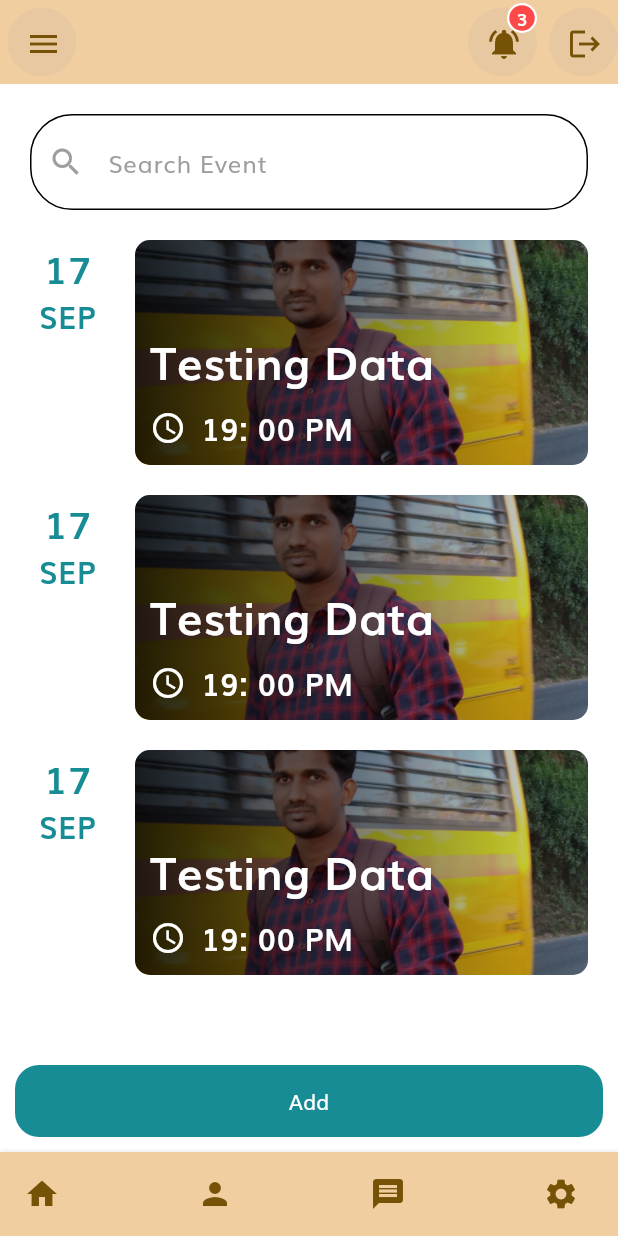
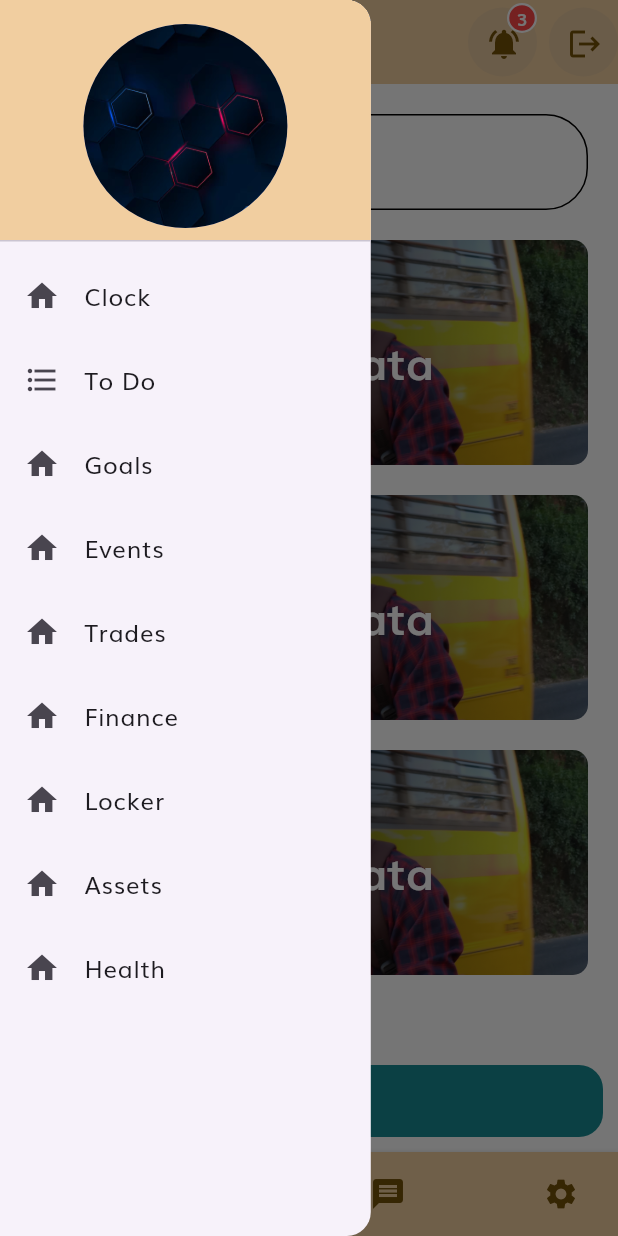
Before and after one commit to sran307/aime_app, a Flutter app: the EventList screen opened directly, with the side drawer open (before the commit the screen has no drawer), on a phone screen of 412 x 824 dp. Run offline on Flutter 3.47's test engine with Material 3 defaults, Android fonts, the phone set to English and light mode, and no system bars; drawn by our look-alikes of bottom_navy_bar; our stand-ins replace awesome_notifications, connectivity_plus, datetime_picker_formfield_new, device_info_plus, flutter_animate, flutter_spinkit and 8 more; accounts and stored records are empty; network calls fail; project files that could hold a hidden picture were left out.

Commit message:
drawer completed

```diff
--- a/aime_app/lib/constants/drawer.dart
+++ b/aime_app/lib/constants/drawer.dart
@@ -1,5 +1,16 @@
 import 'package:flutter/material.dart';
 import 'package:dailyme/constants/constants.dart';
+import 'package:get/get.dart';
+import 'package:dailyme/screens/todo/ToDoList.dart';
+import 'package:flutter_animate/flutter_animate.dart';
+import 'package:dailyme/services/notificartion.dart';
+import 'package:awesome_notifications/awesome_notifications.dart';
+import 'package:dailyme/screens/stocks/stockHome.dart';
+import 'package:dailyme/screens/assets/assets.dart';
+import 'package:dailyme/screens/events/EventList.dart';
+import 'package:dailyme/screens/goals/goals.dart';
+import 'package:dailyme/screens/locker/LockerIndex.dart';
+import 'package:dailyme/screens/Home.dart';
 
 class drawer extends StatelessWidget {
   const drawer({super.key});
@@ -16,21 +27,76 @@ class drawer extends StatelessWidget {
                 decoration: BoxDecoration(
                   color: barColor,
                 ),
-                child: Text(
-                  'Menu',
-                  style: TextStyle(
-                    color: Colors.white,
-                    fontSize: 24,
-                  ),
+
+                child: CircleAvatar(
+                    backgroundImage: AssetImage('assets/images/bg.jpg'),
+                    radius: 20.0,
                 ),
+
               ),
               ListTile(
                 leading: Icon(Icons.home),
-                title: Text('Home'),
+                title: Text('Clock'),
+                onTap:(){
+                  // Get.to
+                }
+              ),
+              ListTile(
+                leading: Icon(Icons.format_list_bulleted),
+                title: Text('To Do'),
                 onTap: () {
-                  // Handle the home action
+                  Get.to(ToDoList(), transition: Transition.zoom);
                 },
               ),
+              ListTile(
+                leading: Icon(Icons.home),
+                title: const Text('Goals'),
+                onTap:(){
+                  Get.to(Goal(), transition:Transition.circularReveal);
+                }
+              ),
+              ListTile(
+                leading: Icon(Icons.home),
+                title: const Text('Events'),
+                onTap: (){
+                  Get.to(EventList(), transition:Transition.circularReveal);
+                }
+              ),
+              ListTile(
+                leading: Icon(Icons.home),
+                title: const Text('Trades'),
+                onTap:(){
+                  Get.to(stockHome(), transition:Transition.circularReveal);
+                }
+              ),
+              ListTile(
+                leading: Icon(Icons.home),
+                title: const Text('Finance'),
+                onTap:(){
+
+                }
+              ),
+              ListTile(
+                leading: Icon(Icons.home),
+                title: const Text('Locker'),
+                onTap:(){
+                  Get.to(LockerIndex(), transition:Transition.circularReveal);
+                }
+              ),
+              ListTile(
+                leading: Icon(Icons.home),
+                title: const Text('Assets'),
+                onTap: (){
+                  Get.to(Assets(), transition: Transition.circularReveal);
+                }
+              ),
+              ListTile(
+                leading: Icon(Icons.home),
+                title: const Text('Health'),
+                onTap:(){
+
+                }
+              )
             ],
           ),
         ),
--- a/aime_app/lib/screens/Home.dart
+++ b/aime_app/lib/screens/Home.dart
@@ -4,6 +4,7 @@ import 'package:dailyme/screens/home/UserSection.dart';
 import 'package:dailyme/screens/home/Utilities.dart';
 import 'package:jwt_decoder/jwt_decoder.dart';
 import 'package:dailyme/constants/appBar.dart';
+import 'package:dailyme/constants/drawer.dart';
 import 'package:dailyme/constants/drawer.dart';
 import 'package:dailyme/constants/navBar/CustomBottomNavBar.dart';
 import 'package:dailyme/constants/constants.dart';
--- a/aime_app/lib/screens/assets/assets.dart
+++ b/aime_app/lib/screens/assets/assets.dart
@@ -1,4 +1,5 @@
 import 'package:dailyme/constants/appBar.dart';
+import 'package:dailyme/constants/drawer.dart';
 import 'package:dailyme/constants/constants.dart';
 import 'package:dailyme/constants/navBar/CustomBottomNavBar.dart';
 import 'package:flutter/material.dart';
@@ -16,6 +17,7 @@ class _Assets extends State<Assets> {
   Widget build(BuildContext context) {
     return Scaffold(
       appBar: const CustomAppBar(),
+      drawer: const drawer(),
       body: SafeArea(child: Card(
         elevation: 5.0,
           color: bg1,
--- a/aime_app/lib/screens/events/EventList.dart
+++ b/aime_app/lib/screens/events/EventList.dart
@@ -1,6 +1,7 @@
 import 'package:dailyme/screens/events/EventItem.dart';
 import 'package:dailyme/constants/animations/FadeAnimation.dart';
 import 'package:dailyme/constants/appBar.dart';
+import 'package:dailyme/constants/drawer.dart';
 import 'package:dailyme/constants/navBar/CustomBottomNavBar.dart';
 import 'package:dailyme/screens/events/eventForm.dart';
 import 'package:flutter/material.dart';
@@ -19,6 +20,7 @@ class _EventListState extends State<EventList> {
   Widget build(BuildContext context) {
     return Scaffold(
       appBar: const CustomAppBar(),
+      drawer: const drawer(),
       body: Stack(
         children: [
           SafeArea(
--- a/aime_app/lib/screens/locker/LockerIndex.dart
+++ b/aime_app/lib/screens/locker/LockerIndex.dart
@@ -1,4 +1,5 @@
 import 'package:dailyme/constants/appBar.dart';
+import 'package:dailyme/constants/drawer.dart';
 import 'package:dailyme/screens/locker/LockerForm.dart';
 import 'package:flutter/material.dart';
 import 'package:dailyme/constants/constants.dart';
@@ -18,6 +19,7 @@ class _LockerIndexState extends State<LockerIndex> {
   Widget build(BuildContext context) {
     return Scaffold(
       appBar: const CustomAppBar(),
+      drawer: const drawer(),
       body: const SafeArea(
         child: SingleChildScrollView(
           padding: EdgeInsets.all(5.0),
--- a/aime_app/lib/screens/stocks/LongStocks.dart
+++ b/aime_app/lib/screens/stocks/LongStocks.dart
@@ -3,6 +3,7 @@ import 'package:dailyme/screens/stocks/stockHome.dart';
 import 'package:flutter/material.dart';
 import 'package:dailyme/constants/constants.dart';
 import 'package:dailyme/constants/appBar.dart';
+import 'package:dailyme/constants/drawer.dart';
 import 'package:dailyme/constants/navBar/CustomBottomNavBar.dart';
 
 import 'dart:async';
@@ -64,6 +65,7 @@ class _LongStocksState extends State<LongStocks> {
   Widget build(BuildContext context) {
     return Scaffold(
       appBar: const CustomAppBar(),
+      drawer: const drawer(),
       body: SafeArea(
         child: Card(
           elevation: 5.0,
--- a/aime_app/lib/screens/stocks/PennyStocks.dart
+++ b/aime_app/lib/screens/stocks/PennyStocks.dart
@@ -3,6 +3,7 @@ import 'package:dailyme/screens/stocks/stockHome.dart';
 import 'package:flutter/material.dart';
 import 'package:dailyme/constants/constants.dart';
 import 'package:dailyme/constants/appBar.dart';
+import 'package:dailyme/constants/drawer.dart';
 import 'package:dailyme/constants/navBar/CustomBottomNavBar.dart';
 
 import 'dart:async';
@@ -64,6 +65,7 @@ class _PennyStocksState extends State<PennyStocks> {
   Widget build(BuildContext context) {
     return Scaffold(
       appBar: const CustomAppBar(),
+      drawer: const drawer(),
       body: SafeArea(
         child: Card(
           elevation: 5.0,
--- a/aime_app/lib/screens/stocks/ScreenStocks.dart
+++ b/aime_app/lib/screens/stocks/ScreenStocks.dart
@@ -3,6 +3,7 @@ import 'package:dailyme/screens/stocks/stockHome.dart';
 import 'package:flutter/material.dart';
 import 'package:dailyme/constants/constants.dart';
 import 'package:dailyme/constants/appBar.dart';
+import 'package:dailyme/constants/drawer.dart';
 import 'package:dailyme/constants/navBar/CustomBottomNavBar.dart';
 
 import 'dart:async';
@@ -65,6 +66,7 @@ class _ScreenStocksState extends State<ScreenStocks> {
   Widget build(BuildContext context) {
     return Scaffold(
       appBar: const CustomAppBar(),
+      drawer: const drawer(),
       body: SafeArea(
         child: Card(
           elevation: 5.0,
--- a/aime_app/lib/screens/stocks/SwingStocks.dart
+++ b/aime_app/lib/screens/stocks/SwingStocks.dart
@@ -4,6 +4,7 @@ import 'package:dailyme/screens/stocks/stockHome.dart';
 import 'package:flutter/material.dart';
 import 'package:dailyme/constants/constants.dart';
 import 'package:dailyme/constants/appBar.dart';
+import 'package:dailyme/constants/drawer.dart';
 import 'package:dailyme/constants/navBar/CustomBottomNavBar.dart';
 
 import 'dart:async';
@@ -65,6 +66,7 @@ class _SwingStocksState extends State<SwingStocks> {
   Widget build(BuildContext context) {
     return Scaffold(
       appBar: const CustomAppBar(),
+      drawer: const drawer(),
       body: SafeArea(
         child: Card(
           elevation: 5.0,
--- a/aime_app/lib/screens/stocks/TrendySector.dart
+++ b/aime_app/lib/screens/stocks/TrendySector.dart
@@ -3,6 +3,7 @@ import 'package:dailyme/screens/stocks/stockHome.dart';
 import 'package:flutter/material.dart';
 import 'package:dailyme/constants/constants.dart';
 import 'package:dailyme/constants/appBar.dart';
+import 'package:dailyme/constants/drawer.dart';
 import 'package:dailyme/constants/navBar/CustomBottomNavBar.dart';
 
 import 'dart:async';
@@ -64,6 +65,7 @@ class _TrendySectorState extends State<TrendySector> {
   Widget build(BuildContext context) {
     return Scaffold(
       appBar: const CustomAppBar(),
+      drawer: const drawer(),
       body: SafeArea(
         child: Card(
           elevation: 5.0,
--- a/aime_app/lib/screens/stocks/stockHome.dart
+++ b/aime_app/lib/screens/stocks/stockHome.dart
@@ -1,4 +1,5 @@
 import 'package:dailyme/constants/appBar.dart';
+import 'package:dailyme/constants/drawer.dart';
 import 'package:dailyme/constants/navBar/CustomBottomNavBar.dart';
 import 'package:flutter/material.dart';
 import 'package:dailyme/screens/stocks/TradeButtons.dart';
@@ -16,6 +17,7 @@ class _stockHomeState extends State<stockHome> {
   Widget build(BuildContext context) {
     return  Scaffold(
       appBar: const CustomAppBar(),
+      drawer: const drawer(),
       body: const SafeArea(
         child: Column(
           children: [
--- a/aime_app/lib/screens/stocks/stocks52High.dart
+++ b/aime_app/lib/screens/stocks/stocks52High.dart
@@ -4,6 +4,7 @@ import 'package:dailyme/screens/stocks/stockHome.dart';
 import 'package:flutter/material.dart';
 import 'package:dailyme/constants/constants.dart';
 import 'package:dailyme/constants/appBar.dart';
+import 'package:dailyme/constants/drawer.dart';
 import 'package:dailyme/constants/navBar/CustomBottomNavBar.dart';
 
 import 'dart:async';
@@ -65,6 +66,7 @@ class _Stock52HighState extends State<Stock52High> {
   Widget build(BuildContext context) {
     return Scaffold(
       appBar: const CustomAppBar(),
+      drawer: const drawer(),
       body: SafeArea(
         child: Card(
           elevation: 5.0,
--- a/aime_app/lib/screens/stocks/stocks52low.dart
+++ b/aime_app/lib/screens/stocks/stocks52low.dart
@@ -4,6 +4,7 @@ import 'package:dailyme/screens/stocks/stockHome.dart';
 import 'package:flutter/material.dart';
 import 'package:dailyme/constants/constants.dart';
 import 'package:dailyme/constants/appBar.dart';
+import 'package:dailyme/constants/drawer.dart';
 import 'package:dailyme/constants/navBar/CustomBottomNavBar.dart';
 
 import 'dart:async';
@@ -65,6 +66,7 @@ class _Stock52LowState extends State<Stock52Low> {
   Widget build(BuildContext context) {
     return Scaffold(
       appBar: const CustomAppBar(),
+      drawer: const drawer(),
       body: SafeArea(
         child: Card(
           elevation: 5.0,
--- a/aime_app/lib/screens/todo/ToDoList.dart
+++ b/aime_app/lib/screens/todo/ToDoList.dart
@@ -1,4 +1,5 @@
 import 'package:dailyme/constants/appBar.dart';
+import 'package:dailyme/constants/drawer.dart';
 import 'package:flutter/material.dart';
 import 'package:dailyme/screens/todo/Today.dart';
 import 'package:dailyme/screens/todo/Tomorrow.dart';
@@ -20,6 +21,7 @@ class _ToDoListState extends State<ToDoList> {
   Widget build(BuildContext context) {
     return Scaffold(
       appBar: CustomAppBar(),
+      drawer: const drawer(),
       body: SafeArea(
         child: Column(
           children: [
```
